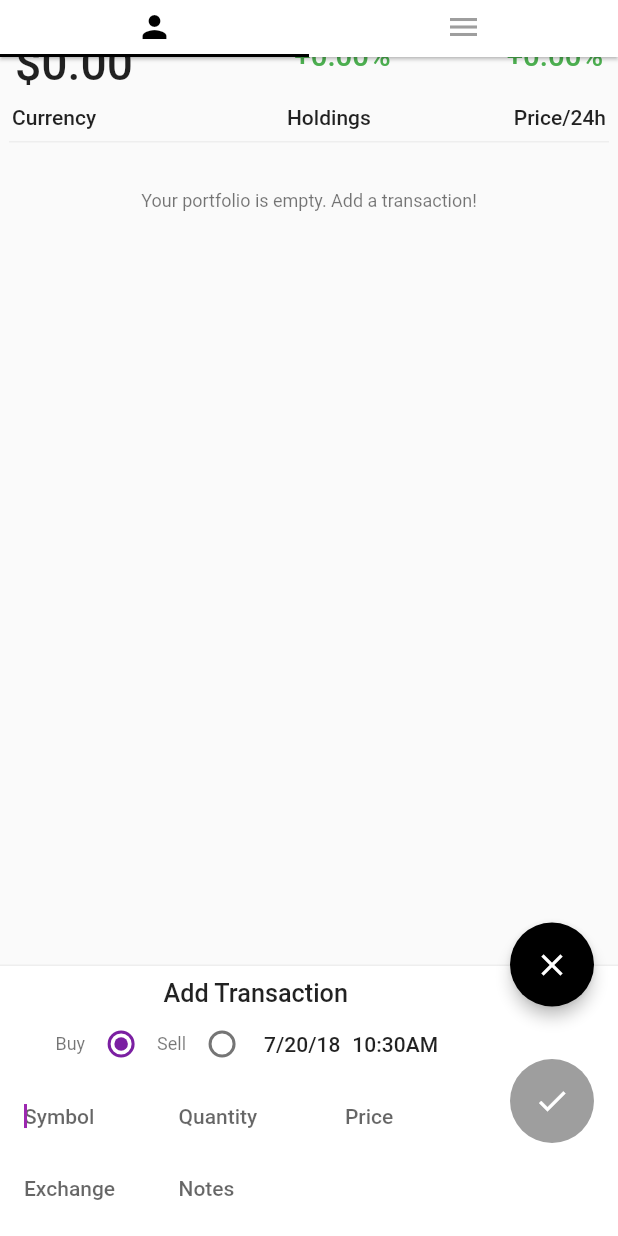
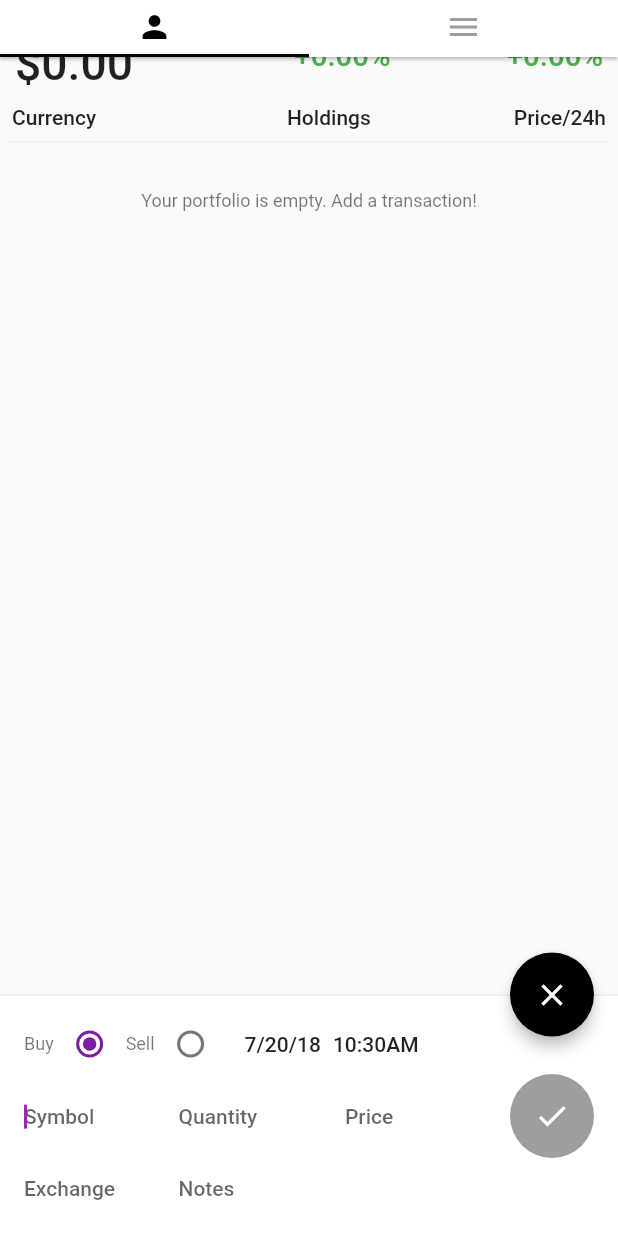
Before and after one commit to tommy725/trace, a Flutter app: the screen it shows after launch, scrolled down 94 dp, after a tap on the "add" icon, on a phone screen of 412 x 824 dp. Run offline on Flutter 3.47's test engine with Material 2 defaults, Android fonts, the phone set to English and light mode, and no system bars; our stand-ins replace shared_preferences; missing offline and left inert: flutter_circular_chart; network calls fail.

Commit message:
portfolio_tabs add transaction, rebuild breakdown chart

```diff
--- a/lib/market/coin_tabs.dart
+++ b/lib/market/coin_tabs.dart
@@ -66,9 +66,7 @@ class CoinDetailsState extends State<CoinDetails> with SingleTickerProviderState
 
   @override
   Widget build(BuildContext context) {
-
     print("built coin tabs");
-
     return new Scaffold(
         key: _scaffoldKey,
         appBar: new PreferredSize(
@@ -424,11 +422,11 @@ class CoinDetailsState extends State<CoinDetails> with SingleTickerProviderState
       });
     } else {
       exchangeData = new JsonDecoder().convert(response.body)["Data"]["Exchanges"];
-      _makeExchangeData();
+      _sortExchangeData();
     }
   }
 
-  void _makeExchangeData() {
+  void _sortExchangeData() {
     List sortedExchangeData = [];
     for (var i in exchangeData) {
       if (i["VOLUME24HOURTO"] > 1000) {
--- a/lib/portfolio/breakdown.dart
+++ b/lib/portfolio/breakdown.dart
@@ -17,6 +17,7 @@ class PortfolioBreakdown extends StatelessWidget {
     this.cost,
     this.segments,
     this.colors,
+    this.chartKey
   });
 
   final columnProps = [.2,.3,.3];
@@ -28,8 +29,8 @@ class PortfolioBreakdown extends StatelessWidget {
   final num netPercent;
   final num cost;
   final List<CircularSegmentEntry> segments;
-
   final List colors;
+  final Key chartKey;
 
   @override
   Widget build(BuildContext context) {
@@ -79,6 +80,7 @@ class PortfolioBreakdown extends StatelessWidget {
               ),
             ),
             new AnimatedCircularChart(
+              key: chartKey,
               initialChartData: <CircularStackEntry>[
                 new CircularStackEntry(segments, rankKey: "Portfolio Breakdown")
               ],
--- a/lib/portfolio/transaction_sheet.dart
+++ b/lib/portfolio/transaction_sheet.dart
@@ -439,9 +439,13 @@ class TransactionSheetState extends State<TransactionSheet> {
             mainAxisAlignment: MainAxisAlignment.spaceBetween,
             children: <Widget>[
               new Column(
+                  crossAxisAlignment: CrossAxisAlignment.start,
                   mainAxisSize: MainAxisSize.min,
                   children: <Widget>[
-                    new Text(widget.editMode ? "Edit Transaction" : "Add Transaction", style: Theme.of(context).textTheme.body2.apply(fontSizeFactor: 1.2)),
+//                    new Container(
+//                      padding: const EdgeInsets.symmetric(vertical: 4.0),
+//                      child: new Text(widget.editMode ? "Edit Transaction" : "Add Transaction", style: Theme.of(context).textTheme.body2.apply(fontSizeFactor: 1.2, fontWeightDelta: 2))
+//                    ),
                     new Row(
                       children: <Widget>[
                         new Text("Buy", style: Theme.of(context).textTheme.caption),
@@ -450,7 +454,7 @@ class TransactionSheetState extends State<TransactionSheet> {
                         new Text("Sell", style: Theme.of(context).textTheme.caption),
                         new Radio(value: 1, groupValue: radioValue, onChanged: _handleRadioValueChange,
                             activeColor: Theme.of(context).buttonColor),
-                        new Padding(padding: const EdgeInsets.symmetric(horizontal: 2.0)),
+                        new Padding(padding: const EdgeInsets.symmetric(horizontal: 6.0)),
                         new GestureDetector(
                           onTap: () => _selectDate(),
                           child: new Text(
--- a/lib/portfolio/transactions_page.dart
+++ b/lib/portfolio/transactions_page.dart
@@ -192,7 +192,7 @@ class TransactionItem extends StatelessWidget {
               style: Theme.of(context).textTheme.body2.apply(color: changePercent > 0 ? Colors.green : Colors.red)
           ),
         ])),
-        subtitle: new Text("$exchange\n$date"),
+        subtitle: new Text("$exchange (\$${snapshot["quantity"]*snapshot["price_usd"]})\n$date"),
         trailing: new Container(
           alignment: Alignment.topRight,
           width: MediaQuery.of(context).size.width * .3,
```
Also changed, not shown: lib/portfolio/portfolio_tabs.dart (+19 -0 lines).
